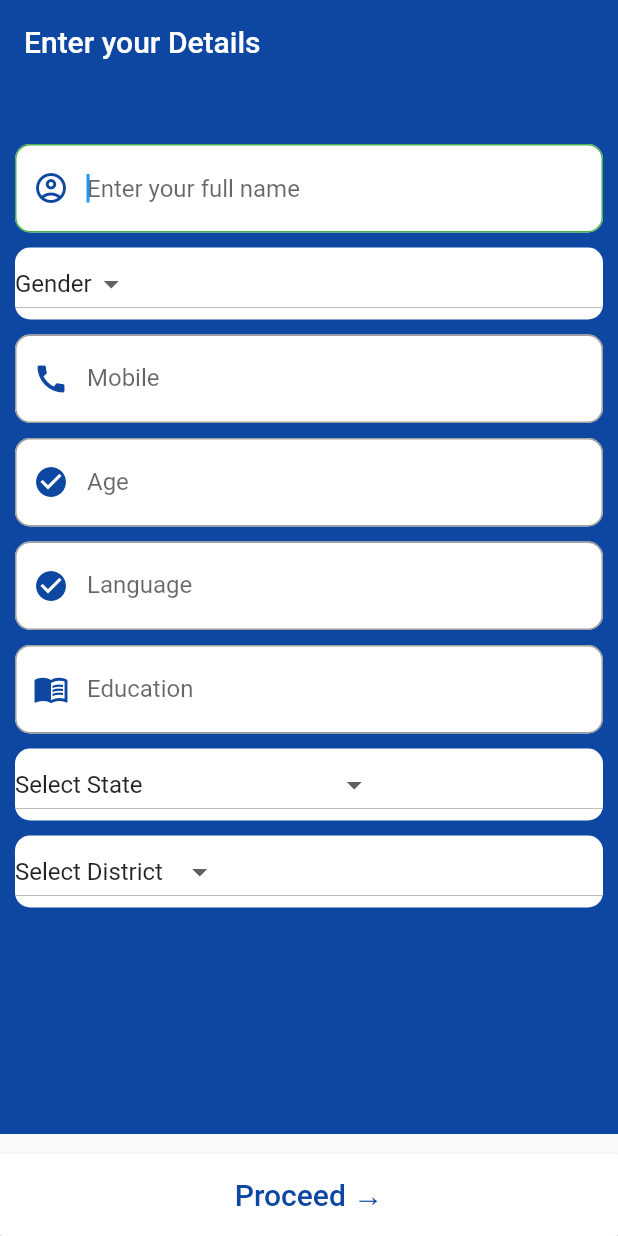
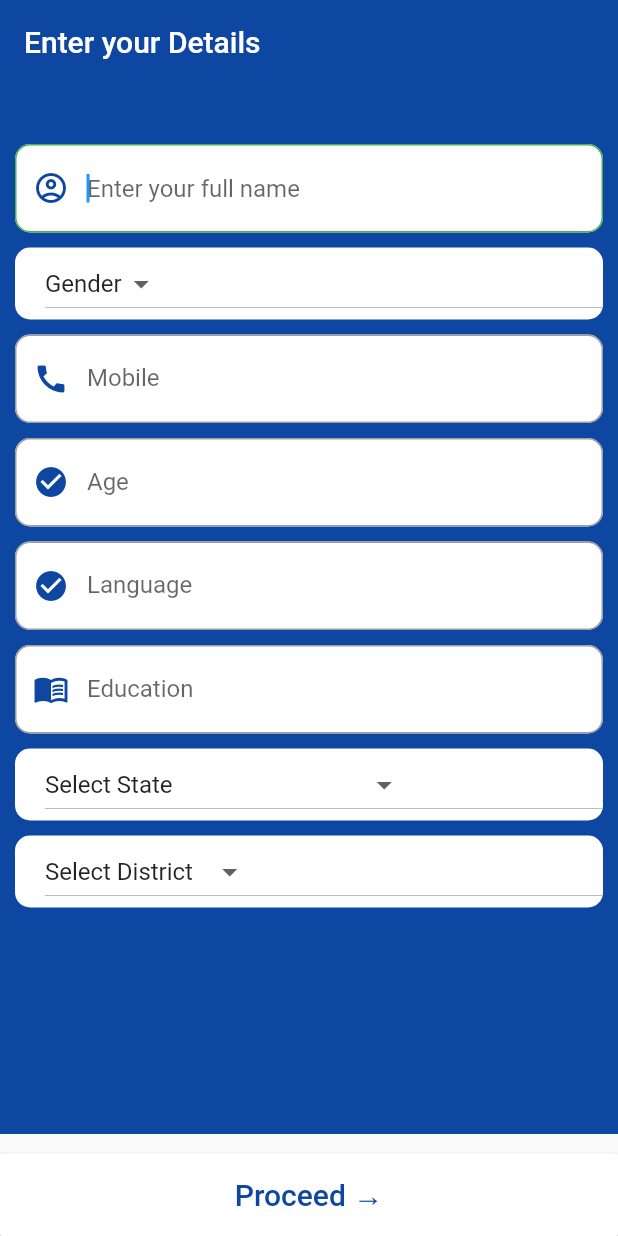
Before and after one commit to arshneetkathuria/mera-Gaon, a Flutter app: the Details screen opened directly, on a phone screen of 412 x 824 dp. Run offline on Flutter 3.47's test engine with Material 2 defaults, Android fonts, the phone set to English and light mode, and no system bars; our stand-ins replace email_validator, firebase_auth, firebase_database, geocoding, geolocator, google_maps_flutter and 4 more; accounts and stored records are empty.

Commit message:
Minor Bug Foxes

```diff
--- a/lib/Views/Detail Collection/Details.dart
+++ b/lib/Views/Detail Collection/Details.dart
@@ -137,6 +137,8 @@ class _DetailsState extends State<Details> {
                       color: Colors.white,
                     ),
                     width: MediaQuery.of(context).size.width,
+                    child: Padding(
+                      padding: const EdgeInsets.only(left:20.0),
                       child: DropdownButton<String>(
                         value: dropdownValue,
                         onChanged: (String newValue) {
@@ -151,6 +153,7 @@ class _DetailsState extends State<Details> {
                             child: Text(value),
                           );
                         }).toList(),
+                      ),
                     ),
                   ),
                 ),
@@ -298,6 +301,8 @@ class _DetailsState extends State<Details> {
                       color: Colors.white,
                     ),
                     width: MediaQuery.of(context).size.width,
+                    child: Padding(
+                      padding: const EdgeInsets.only(left:20.0),
                       child: DropdownButton<String>(
                         value: state,
                         onChanged: (String newValue) {
@@ -353,6 +358,7 @@ class _DetailsState extends State<Details> {
                       ),
                     ),
                   ),
+                ),
                 Padding(
                   padding: EdgeInsets.only(left: 10, right: 10, top: 10),
                   child: Container(
@@ -361,6 +367,8 @@ class _DetailsState extends State<Details> {
                       color: Colors.white,
                     ),
                     width: MediaQuery.of(context).size.width,
+                    child: Padding(
+                      padding: const EdgeInsets.only(left: 20.0),
                       child: DropdownButton<String>(
                         value: district,
                         onChanged: (String newValue) {
@@ -390,6 +398,7 @@ class _DetailsState extends State<Details> {
                             child: Text(value),
                           );
                         }).toList(),
+                      ),
                     ),
                   ),
                 ),
```
Lines whose indentation alone changed are shown as unchanged.
